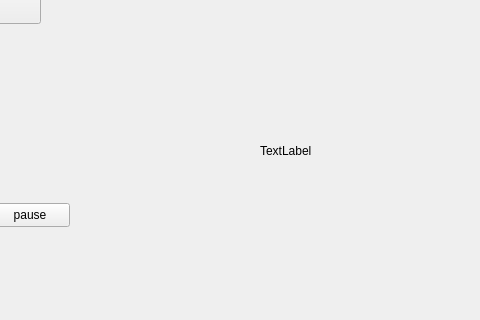
Old version of the form test_06/mainwindow.ui in the repository waitwalker/cpp_projects; both pictures show x 320 to 800 and y 147 to 467 of the 800 by 600 pixel window.
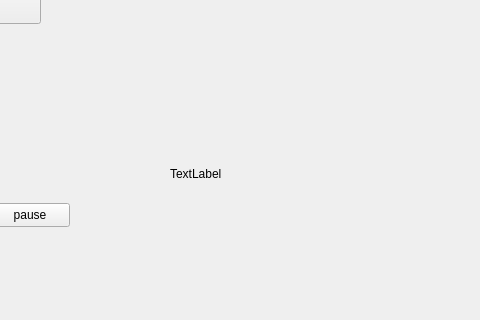
New version of the form.

Commit message: label 播放动画处理

Patch:
```diff
--- a/test_06/mainwindow.ui
+++ b/test_06/mainwindow.ui
@@ -57,10 +57,10 @@
    <widget class="QLabel" name="label2">
     <property name="geometry">
      <rect>
-      <x>580</x>
-      <y>290</y>
-      <width>60</width>
-      <height>16</height>
+      <x>490</x>
+      <y>160</y>
+      <width>291</width>
+      <height>321</height>
      </rect>
     </property>
     <property name="text">
```
The commit also changes 2 other files.
